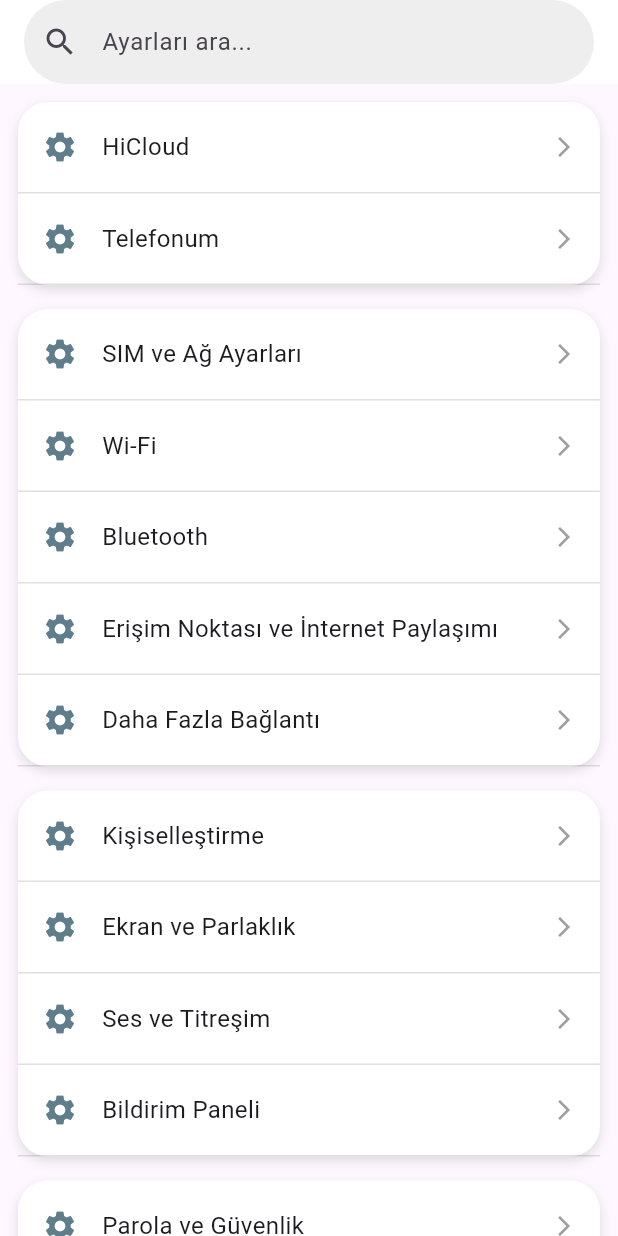
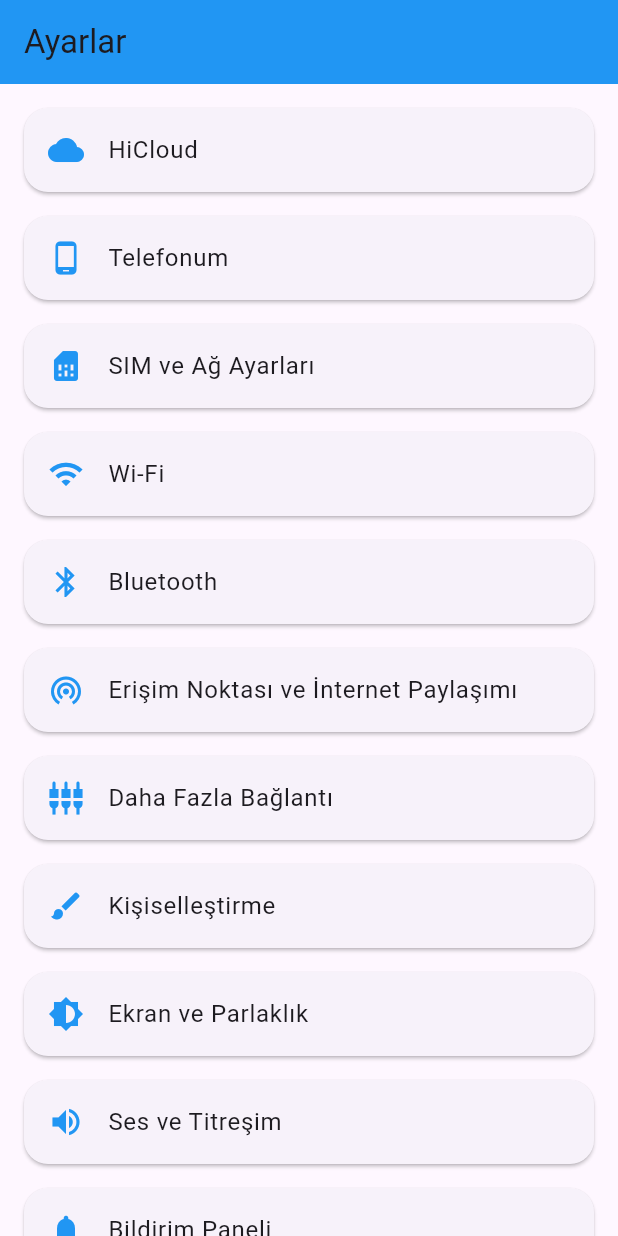
Before and after one commit to nsibvlizad-hub/Sin, a Flutter app: the screen it shows after launch, on a phone screen of 412 x 824 dp. Run offline on Flutter 3.47's test engine with Material 3 defaults, Android fonts, the phone set to English and light mode, and no system bars; our stand-ins replace shared_preferences; missing offline and left inert: external_app_launcher.

Commit message:
Update main.dart

```diff
--- a/lib/main.dart
+++ b/lib/main.dart
@@ -1,63 +1,134 @@
-import 'package:flutter/material.dart'; import 'package:android_intent_plus/android_intent.dart';
+import 'package:flutter/material.dart';
+import 'package:external_app_launcher/external_app_launcher.dart';
 
-void main() { runApp(const MyApp()); }
+void main() {
+  runApp(const MyApp());
+}
 
-class MyApp extends StatelessWidget { const MyApp({super.key});
+class MyApp extends StatelessWidget {
+  const MyApp({super.key});
 
-@override Widget build(BuildContext context) { return MaterialApp( debugShowCheckedModeBanner: false, home: const SettingsHome(), ); } }
+  @override
+  Widget build(BuildContext context) {
+    return MaterialApp(
+      debugShowCheckedModeBanner: false,
+      home: SettingsHome(),
+    );
+  }
+}
 
-class SettingsHome extends StatelessWidget { const SettingsHome({super.key});
+class SettingsHome extends StatelessWidget {
+  final List<Map<String, dynamic>> settings = [
+    // Grup 1
+    {'title': 'HiCloud', 'icon': Icons.cloud, 'intent': 'android.settings.CLOUD_SETTINGS'},
+    {'title': 'Telefonum', 'icon': Icons.phone_android, 'fake': true},
 
-@override Widget build(BuildContext context) { return Scaffold( appBar: AppBar( backgroundColor: Colors.white, elevation: 0, title: TextField( decoration: InputDecoration( hintText: "Ayarları ara...", prefixIcon: const Icon(Icons.search), filled: true, fillColor: Colors.grey.shade200, border: OutlineInputBorder( borderRadius: BorderRadius.circular(30), borderSide: BorderSide.none, ), ), ), ), body: ListView( padding: const EdgeInsets.all(12), children: [ buildGroup([ buildItem(context, "HiCloud", openIntent: 'android.settings.SYNC_SETTINGS'), buildItem(context, "Telefonum", openFake: true), ]),
+    // Grup 2
+    {'title': 'SIM ve Ağ Ayarları', 'icon': Icons.sim_card, 'intent': 'android.settings.DATA_ROAMING_SETTINGS'},
+    {'title': 'Wi-Fi', 'icon': Icons.wifi, 'intent': 'android.settings.WIFI_SETTINGS'},
+    {'title': 'Bluetooth', 'icon': Icons.bluetooth, 'intent': 'android.settings.BLUETOOTH_SETTINGS'},
+    {'title': 'Erişim Noktası ve İnternet Paylaşımı', 'icon': Icons.wifi_tethering, 'intent': 'android.settings.TETHER_SETTINGS'},
+    {'title': 'Daha Fazla Bağlantı', 'icon': Icons.settings_input_component, 'intent': 'android.settings.AIRPLANE_MODE_SETTINGS'},
 
-buildGroup([
-        buildItem(context, "SIM ve Ağ Ayarları", openIntent: 'android.settings.DATA_ROAMING_SETTINGS'),
-        buildItem(context, "Wi-Fi", openIntent: 'android.settings.WIFI_SETTINGS'),
-        buildItem(context, "Bluetooth", openIntent: 'android.settings.BLUETOOTH_SETTINGS'),
-        buildItem(context, "Erişim Noktası ve İnternet Paylaşımı", openIntent: 'android.settings.WIRELESS_SETTINGS'),
-        buildItem(context, "Daha Fazla Bağlantı", openIntent: 'android.settings.AIRPLANE_MODE_SETTINGS'),
-      ]),
+    // Grup 3
+    {'title': 'Kişiselleştirme', 'icon': Icons.brush, 'intent': 'android.settings.HOME_SETTINGS'},
+    {'title': 'Ekran ve Parlaklık', 'icon': Icons.brightness_6, 'intent': 'android.settings.DISPLAY_SETTINGS'},
+    {'title': 'Ses ve Titreşim', 'icon': Icons.volume_up, 'intent': 'android.settings.SOUND_SETTINGS'},
+    {'title': 'Bildirim Paneli', 'icon': Icons.notifications, 'intent': 'android.settings.NOTIFICATION_SETTINGS'},
 
-      buildGroup([
-        buildItem(context, "Kişiselleştirme", openIntent: 'android.settings.HOME_SETTINGS'),
-        buildItem(context, "Ekran ve Parlaklık", openIntent: 'android.settings.DISPLAY_SETTINGS'),
-        buildItem(context, "Ses ve Titreşim", openIntent: 'android.settings.SOUND_SETTINGS'),
-        buildItem(context, "Bildirim Paneli", openIntent: 'android.settings.NOTIFICATION_SETTINGS'),
-      ]),
+    // Grup 4
+    {'title': 'Parola ve Güvenlik', 'icon': Icons.lock, 'intent': 'android.settings.SECURITY_SETTINGS'},
+    {'title': 'Gizlilik', 'icon': Icons.privacy_tip, 'intent': 'android.settings.PRIVACY_SETTINGS'},
+    {'title': 'Depolama', 'icon': Icons.sd_storage, 'intent': 'android.settings.INTERNAL_STORAGE_SETTINGS'},
 
-      buildGroup([
-        buildItem(context, "Parola ve Güvenlik", openIntent: 'android.settings.SECURITY_SETTINGS'),
-        buildItem(context, "Gizlilik", openIntent: 'android.settings.PRIVACY_SETTINGS'),
-        buildItem(context, "Depolama", openIntent: 'android.settings.INTERNAL_STORAGE_SETTINGS'),
-        buildItem(context, "Uygulama Yönetimi", openIntent: 'android.settings.APPLICATION_SETTINGS'),
-        buildItem(context, "Konum", openIntent: 'android.settings.LOCATION_SOURCE_SETTINGS'),
-      ]),
+    // Grup 5
+    {'title': 'Uygulama Yönetimi', 'icon': Icons.apps, 'intent': 'android.settings.APPLICATION_SETTINGS'},
+    {'title': 'Konum', 'icon': Icons.location_on, 'intent': 'android.settings.LOCATION_SOURCE_SETTINGS'},
 
-      buildGroup([
-        buildItem(context, "Batarya Labratüvarı", openIntent: 'android.settings.BATTERY_SAVER_SETTINGS'),
-        buildItem(context, "Dijital Denge ve Ebeveyn Denetimleri", openIntent: 'android.settings.DIGITAL_WELLBEING_SETTINGS'),
-        buildItem(context, "Ekstra Özellikler", openIntent: 'android.settings.MANAGE_DEFAULT_APPS_SETTINGS'),
-      ]),
+    // Grup 6
+    {'title': 'Batarya Laboratuvarı', 'icon': Icons.battery_full, 'intent': 'android.settings.BATTERY_SAVER_SETTINGS'},
+    {'title': 'Dijital Denge ve Ebeveyn Denetimleri', 'icon': Icons.access_time, 'intent': 'android.settings.DIGITAL_WELLBEING_SETTINGS'},
+    {'title': 'Ekstra Özellikler', 'icon': Icons.extension, 'intent': 'android.settings.SETTINGS'},
 
-      buildGroup([
-        buildItem(context, "Kullanıcılar ve Hesaplar", openIntent: 'android.settings.SYNC_SETTINGS'),
-        buildItem(context, "Güvenlik ve Acil Durum", openIntent: 'android.settings.HARD_KEYBOARD_SETTINGS'),
-        buildItem(context, "Google", openIntent: 'android.settings.GOOGLE_SETTINGS'),
-      ]),
+    // Grup 7
+    {'title': 'Kullanıcılar ve Hesaplar', 'icon': Icons.people, 'intent': 'android.settings.USER_SETTINGS'},
+    {'title': 'Güvenlik ve Acil Durum', 'icon': Icons.security, 'intent': 'android.settings.EMERGENCY_SETTINGS'},
+    {'title': 'Google', 'icon': Icons.g_mobiledata, 'intent': 'com.google.android.gms.settings.ADVANCED_SETTINGS_ACTIVITY'},
 
-      buildGroup([
-        buildItem(context, "Sistem", openIntent: 'android.settings.SETTINGS'),
-      ]),
+    // Grup 8
+    {'title': 'Sistem', 'icon': Icons.settings, 'intent': 'android.settings.SETTINGS'},
+  ];
+
+  SettingsHome({super.key});
+
+  @override
+  Widget build(BuildContext context) {
+    return Scaffold(
+      appBar: AppBar(
+        title: const Text("Ayarlar"),
+        backgroundColor: Colors.blue,
+      ),
+      body: ListView.separated(
+        padding: const EdgeInsets.all(12),
+        itemCount: settings.length,
+        separatorBuilder: (context, index) => const SizedBox(height: 8),
+        itemBuilder: (context, index) {
+          final item = settings[index];
+          return Card(
+            shape: RoundedRectangleBorder(
+              borderRadius: BorderRadius.circular(16),
+            ),
+            child: ListTile(
+              leading: Icon(item['icon'], color: Colors.blue),
+              title: Text(item['title']),
+              onTap: () {
+                if (item.containsKey('fake')) {
+                  Navigator.push(
+                    context,
+                    MaterialPageRoute(builder: (context) => const PhoneInfoPage()),
+                  );
+                } else {
+                  LaunchApp.openApp(
+                    androidPackageName: "",
+                    appStoreLink: "",
+                    iosUrlScheme: "",
+                    openStore: false,
+                    androidIntent: item['intent'],
+                  );
+                }
+              },
+            ),
+          );
+        },
+      ),
+    );
+  }
+}
+
+class PhoneInfoPage extends StatelessWidget {
+  const PhoneInfoPage({super.key});
+
+  @override
+  Widget build(BuildContext context) {
+    return Scaffold(
+      appBar: AppBar(title: const Text("Telefonum")),
+      body: Padding(
+        padding: const EdgeInsets.all(16),
+        child: Column(
+          crossAxisAlignment: CrossAxisAlignment.start,
+          children: const [
+            Text("Android Sürümü: 16", style: TextStyle(fontSize: 18)),
+            SizedBox(height: 8),
+            Text("HiOS Versiyonu: 16", style: TextStyle(fontSize: 18)),
+            SizedBox(height: 8),
+            Text("Model: TECNO Spark Go 2024", style: TextStyle(fontSize: 18)),
+            SizedBox(height: 8),
+            Text("RAM: 8 GB", style: TextStyle(fontSize: 18)),
+            SizedBox(height: 8),
+            Text("Knox: 3.9", style: TextStyle(fontSize: 18)),
           ],
         ),
+      ),
     );
-
   }
-
-Widget buildGroup(List<Widget> children) { return Container( margin: const EdgeInsets.only(bottom: 16), decoration: BoxDecoration( color: Colors.white, borderRadius: BorderRadius.circular(20), boxShadow: [ BoxShadow(color: Colors.black12, blurRadius: 6, offset: Offset(0, 3)), ], ), child: Column( children: children, ), ); }
-
-Widget buildItem(BuildContext context, String title, {String? openIntent, bool openFake = false}) { return InkWell( onTap: () { if (openFake) { Navigator.push(context, MaterialPageRoute(builder: (_) => const FakePhonePage())); } else if (openIntent != null) { final intent = AndroidIntent(action: openIntent); intent.launch(); } }, child: Container( padding: const EdgeInsets.symmetric(vertical: 18, horizontal: 16), decoration: const BoxDecoration( border: Border(bottom: BorderSide(color: Colors.black12)), ), child: Row( children: [ Icon(Icons.settings, color: Colors.blueGrey), const SizedBox(width: 16), Expanded(child: Text(title, style: const TextStyle(fontSize: 16))), const Icon(Icons.arrow_forward_ios, size: 16, color: Colors.grey), ], ), ), ); } }
-
-class FakePhonePage extends StatelessWidget { const FakePhonePage({super.key});
-
-@override Widget build(BuildContext context) { return Scaffold( appBar: AppBar(title: const Text("Telefonum")), body: ListView( padding: const EdgeInsets.all(16), children: const [ ListTile(title: Text("Android Sürümü"), trailing: Text("16")), ListTile(title: Text("HiOS Sürümü"), trailing: Text("16")), ListTile(title: Text("RAM"), trailing: Text("8 GB")), ListTile(title: Text("Model"), trailing: Text("TECNO Spark Go 2024")), ListTile(title: Text("Knox"), trailing: Text("Aktif")), ListTile(title: Text("Yapım Numarası"), trailing: Text("QP1A.190711.020")), ], ), ); } }
+}
```
Lines whose indentation alone changed are shown as unchanged.
